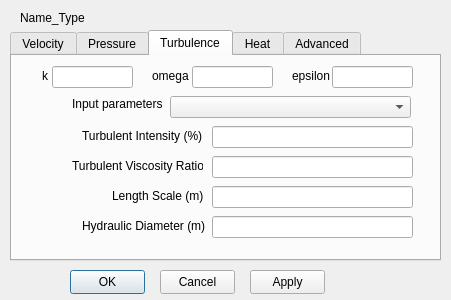
This is Source/CaseCreator/boundaryConditionDialog.ui in mohamedalysayed/SplashFOAM as Qt 5 draws it before an edit. The edited form follows.
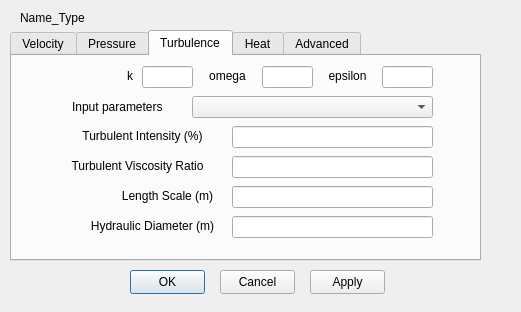
This is the edited form. The open tabs and pages were chosen to show the change.

Commit message: Cosmetic changes on Qt-UI for better visibility.

Diff of the .ui file:
```diff
--- a/Source/CaseCreator/boundaryConditionDialog.ui
+++ b/Source/CaseCreator/boundaryConditionDialog.ui
@@ -6,8 +6,8 @@
    <rect>
     <x>0</x>
     <y>0</y>
-    <width>451</width>
-    <height>300</height>
+    <width>521</width>
+    <height>312</height>
    </rect>
   </property>
   <property name="windowTitle">
@@ -18,7 +18,7 @@
     <rect>
      <x>10</x>
      <y>30</y>
-     <width>431</width>
+     <width>471</width>
      <height>231</height>
     </rect>
    </property>
@@ -205,8 +205,8 @@
       <rect>
        <x>60</x>
        <y>40</y>
-       <width>91</width>
-       <height>16</height>
+       <width>121</width>
+       <height>21</height>
       </rect>
      </property>
      <property name="text">
@@ -216,7 +216,7 @@
     <widget class="QComboBox" name="comboBoxTurbulence">
      <property name="geometry">
       <rect>
-       <x>158</x>
+       <x>180</x>
        <y>40</y>
        <width>241</width>
        <height>22</height>
@@ -226,33 +226,33 @@
     <widget class="QLabel" name="label_7">
      <property name="geometry">
       <rect>
-       <x>70</x>
+       <x>50</x>
        <y>70</y>
-       <width>121</width>
+       <width>161</width>
        <height>20</height>
       </rect>
      </property>
      <property name="text">
-      <string>Turbulent Intensity (%)</string>
+      <string>&lt;html&gt;&lt;head/&gt;&lt;body&gt;&lt;p align=&quot;center&quot;&gt;Turbulent Intensity (%)&lt;/p&gt;&lt;/body&gt;&lt;/html&gt;</string>
      </property>
     </widget>
     <widget class="QLabel" name="label_8">
      <property name="geometry">
       <rect>
-       <x>60</x>
+       <x>40</x>
        <y>100</y>
-       <width>131</width>
+       <width>171</width>
        <height>20</height>
       </rect>
      </property>
      <property name="text">
-      <string>Turbulent Viscosity Ratio</string>
+      <string>&lt;html&gt;&lt;head/&gt;&lt;body&gt;&lt;p align=&quot;center&quot;&gt;Turbulent Viscosity Ratio&lt;/p&gt;&lt;/body&gt;&lt;/html&gt;</string>
      </property>
     </widget>
     <widget class="QLineEdit" name="lineEditIntensity">
      <property name="geometry">
       <rect>
-       <x>200</x>
+       <x>220</x>
        <y>70</y>
        <width>201</width>
        <height>22</height>
@@ -262,7 +262,7 @@
     <widget class="QLineEdit" name="lineEditViscosityRatio">
      <property name="geometry">
       <rect>
-       <x>200</x>
+       <x>220</x>
        <y>100</y>
        <width>201</width>
        <height>22</height>
@@ -274,18 +274,18 @@
       <rect>
        <x>100</x>
        <y>130</y>
-       <width>91</width>
+       <width>111</width>
        <height>20</height>
       </rect>
      </property>
      <property name="text">
-      <string>Length Scale (m)</string>
+      <string>&lt;html&gt;&lt;head/&gt;&lt;body&gt;&lt;p align=&quot;center&quot;&gt;Length Scale (m)&lt;/p&gt;&lt;/body&gt;&lt;/html&gt;</string>
      </property>
     </widget>
     <widget class="QLineEdit" name="lineEditLengthScale">
      <property name="geometry">
       <rect>
-       <x>200</x>
+       <x>220</x>
        <y>130</y>
        <width>201</width>
        <height>22</height>
@@ -295,20 +295,20 @@
     <widget class="QLabel" name="label_10">
      <property name="geometry">
       <rect>
-       <x>70</x>
+       <x>60</x>
        <y>160</y>
-       <width>131</width>
+       <width>161</width>
        <height>20</height>
       </rect>
      </property>
      <property name="text">
-      <string>Hydraulic Diameter (m)</string>
+      <string>&lt;html&gt;&lt;head/&gt;&lt;body&gt;&lt;p align=&quot;center&quot;&gt;Hydraulic Diameter (m)&lt;/p&gt;&lt;/body&gt;&lt;/html&gt;</string>
      </property>
     </widget>
     <widget class="QLineEdit" name="lineEditHydraulicDia">
      <property name="geometry">
       <rect>
-       <x>200</x>
+       <x>220</x>
        <y>160</y>
        <width>201</width>
        <height>22</height>
@@ -318,9 +318,9 @@
     <widget class="QLineEdit" name="lineEditK">
      <property name="geometry">
       <rect>
-       <x>40</x>
+       <x>130</x>
        <y>10</y>
-       <width>81</width>
+       <width>51</width>
        <height>22</height>
       </rect>
      </property>
@@ -328,22 +328,22 @@
     <widget class="QLabel" name="label_13">
      <property name="geometry">
       <rect>
-       <x>30</x>
+       <x>110</x>
        <y>10</y>
        <width>16</width>
        <height>20</height>
       </rect>
      </property>
      <property name="text">
-      <string>k</string>
+      <string>&lt;html&gt;&lt;head/&gt;&lt;body&gt;&lt;p align=&quot;center&quot;&gt;k&lt;/p&gt;&lt;/body&gt;&lt;/html&gt;</string>
      </property>
     </widget>
     <widget class="QLineEdit" name="lineEditOmega">
      <property name="geometry">
       <rect>
-       <x>180</x>
+       <x>250</x>
        <y>10</y>
-       <width>81</width>
+       <width>51</width>
        <height>22</height>
       </rect>
      </property>
@@ -351,22 +351,22 @@
     <widget class="QLabel" name="label_14">
      <property name="geometry">
       <rect>
-       <x>140</x>
+       <x>190</x>
        <y>10</y>
-       <width>41</width>
+       <width>51</width>
        <height>20</height>
       </rect>
      </property>
      <property name="text">
-      <string>omega</string>
+      <string>&lt;html&gt;&lt;head/&gt;&lt;body&gt;&lt;p align=&quot;center&quot;&gt;omega&lt;/p&gt;&lt;/body&gt;&lt;/html&gt;</string>
      </property>
     </widget>
     <widget class="QLineEdit" name="lineEditEpsilon">
      <property name="geometry">
       <rect>
-       <x>320</x>
+       <x>370</x>
        <y>10</y>
-       <width>81</width>
+       <width>51</width>
        <height>22</height>
       </rect>
      </property>
@@ -374,14 +374,14 @@
     <widget class="QLabel" name="label_15">
      <property name="geometry">
       <rect>
-       <x>280</x>
+       <x>310</x>
        <y>10</y>
-       <width>41</width>
+       <width>51</width>
        <height>20</height>
       </rect>
      </property>
      <property name="text">
-      <string>epsilon</string>
+      <string>&lt;html&gt;&lt;head/&gt;&lt;body&gt;&lt;p align=&quot;center&quot;&gt;epsilon&lt;/p&gt;&lt;/body&gt;&lt;/html&gt;</string>
      </property>
     </widget>
    </widget>
@@ -425,7 +425,7 @@
   <widget class="QPushButton" name="pushButtonOK">
    <property name="geometry">
     <rect>
-     <x>70</x>
+     <x>130</x>
      <y>270</y>
      <width>75</width>
      <height>24</height>
@@ -438,7 +438,7 @@
   <widget class="QPushButton" name="pushButtonCancel">
    <property name="geometry">
     <rect>
-     <x>160</x>
+     <x>220</x>
      <y>270</y>
      <width>75</width>
      <height>24</height>
@@ -451,7 +451,7 @@
   <widget class="QPushButton" name="pushButtonApply">
    <property name="geometry">
     <rect>
-     <x>250</x>
+     <x>310</x>
      <y>270</y>
      <width>75</width>
      <height>24</height>
```
Left out of the diff: 32 changed lines with no effect on the pictures. The commit also changes 7 other files.
